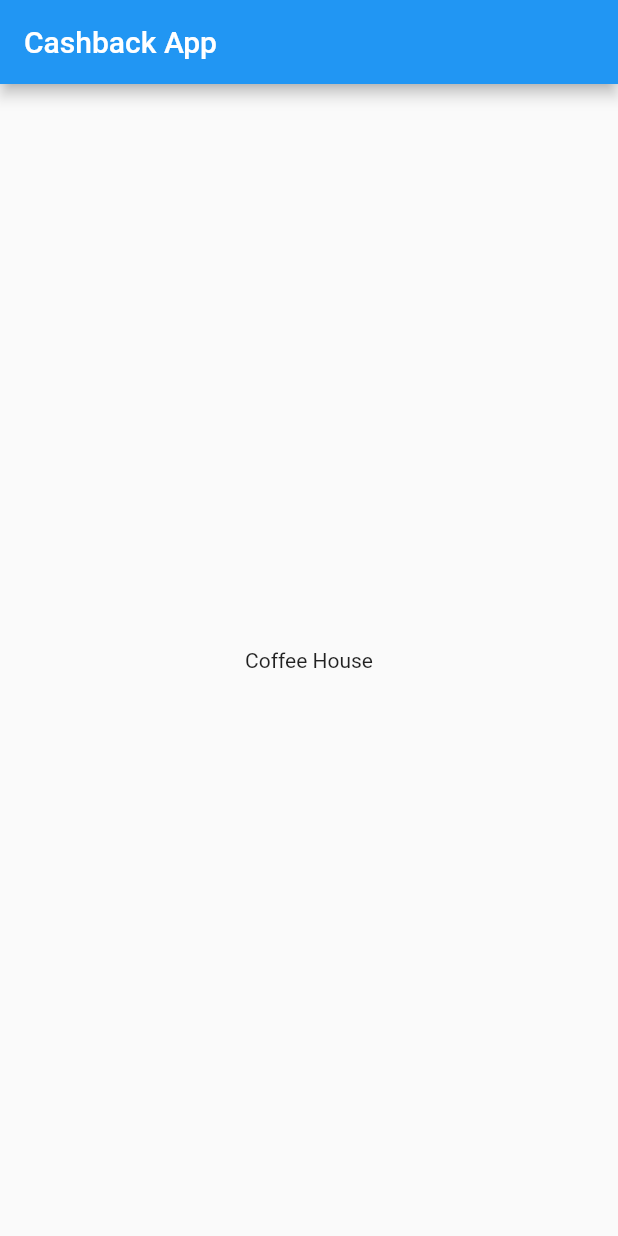
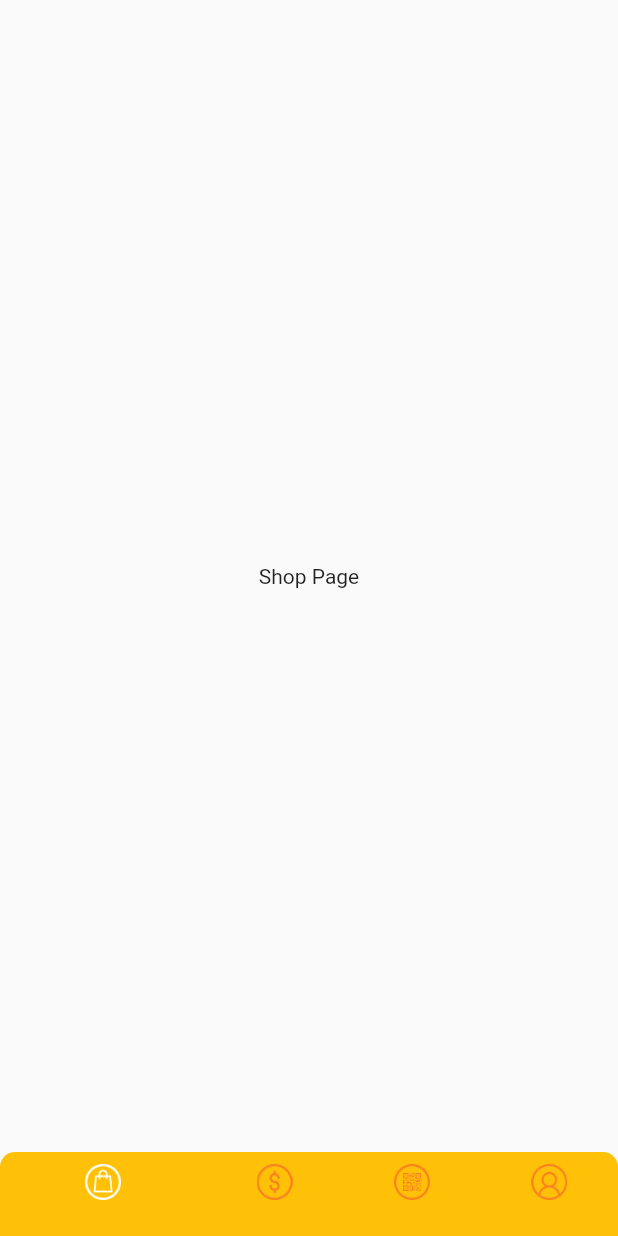
Before and after one commit to 3sss21/-, a Flutter app: the screen it shows after launch, on a phone screen of 412 x 824 dp. Run offline on Flutter 3.47's test engine with Material 2 defaults, Android fonts, the phone set to English and light mode, and no system bars; our stand-ins replace flutter_screenutil.

Commit message:
Third Commit

```diff
--- /dev/null
+++ b/lib/commons/icon_images.dart
@@ -0,0 +1,6 @@
+class IconImages {
+  static String shopIcon = 'assets/images/shop.png';
+  static String balanceIcon = 'assets/images/balance.png';
+  static String qrCodeIcon = 'assets/images/qr-code.png';
+  static String profileIcon = 'assets/images/profile.png';
+}
--- /dev/null
+++ b/lib/global_widgets/bottom_navigation_bar/bottom_navigation_bar_widget.dart
@@ -0,0 +1,96 @@
+import 'package:first_project/commons/icon_images.dart';
+import 'package:first_project/pages/QR_code_page/QR_code_page.dart';
+import 'package:first_project/pages/balance_page/balance_page.dart';
+import 'package:first_project/pages/profile_page/profile_page.dart';
+import 'package:first_project/pages/shop_page/shop_page.dart';
+import 'package:flutter/material.dart';
+
+class BottomNavigationBarWidget extends StatefulWidget {
+  final int currentIndex;
+  const BottomNavigationBarWidget({Key? key, required this.currentIndex})
+      : super(key: key);
+
+  @override
+  State<BottomNavigationBarWidget> createState() =>
+      _BottomNavigationWidgetState();
+}
+
+class _BottomNavigationWidgetState extends State<BottomNavigationBarWidget> {
+  late int _selectedIndex;
+
+  final List<Widget> _widgetOptions = <Widget>[
+    const ShopPage(),
+    const BalancePage(),
+    const QRCodePage(),
+    const ProfilePage(),
+  ];
+
+  void _onItemTapped(int index) {
+    setState(() {
+      _selectedIndex = index;
+    });
+  }
+
+  @override
+  void initState() {
+    _selectedIndex = widget.currentIndex;
+    super.initState();
+  }
+
+  @override
+  Widget build(BuildContext context) {
+    return Scaffold(
+      body: _widgetOptions.elementAt(_selectedIndex),
+      bottomNavigationBar: ClipRRect(
+        borderRadius: const BorderRadius.vertical(top: Radius.circular(10),),
+        child: Theme(
+          data: Theme.of(context).copyWith(
+            canvasColor: Colors.amber,
+          ),
+          child: BottomNavigationBar(
+            showUnselectedLabels: true,
+            // backgroundColor: Colors.amber,
+            selectedItemColor: Colors.white,
+            unselectedItemColor: Colors.red,
+            items: [
+              BottomNavigationBarItem(
+                icon: ImageIcon(
+                  AssetImage(
+                    IconImages.shopIcon,
+                  ),
+                ),
+                label: '',
+              ),
+              BottomNavigationBarItem(
+                icon: ImageIcon(
+                  AssetImage(
+                    IconImages.balanceIcon,
+                  ),
+                ),
+                label: '',
+              ),
+              BottomNavigationBarItem(
+                icon: ImageIcon(
+                  AssetImage(
+                    IconImages.qrCodeIcon,
+                  ),
+                ),
+                label: '',
+              ),
+              BottomNavigationBarItem(
+                icon: ImageIcon(
+                  AssetImage(
+                    IconImages.profileIcon,
+                  ),
+                ),
+                label: '',
+              ),
+            ],
+            currentIndex: _selectedIndex,
+            onTap: _onItemTapped,
+          ),
+        ),
+      ),
+    );
+  }
+}
--- a/lib/main.dart
+++ b/lib/main.dart
@@ -1,4 +1,6 @@
+import 'package:first_project/pages/splash_page/splash_page.dart';
 import 'package:flutter/material.dart';
+import 'package:flutter_screenutil/flutter_screenutil.dart';
 
 void main() {
   runApp(const MyApp());
@@ -7,37 +9,18 @@ void main() {
 class MyApp extends StatelessWidget {
   const MyApp({Key? key}) : super(key: key);
 
-  // This widget is the root of your application.
   @override
   Widget build(BuildContext context) {
-    return MaterialApp(
-      title: 'Flutter Demo',
-      theme: ThemeData(
-        primarySwatch: Colors.blue,
-      ),
-      home: const MyHomePage(title: 'Cashback App'),
+    return ScreenUtilInit(
+      designSize: const Size(375, 812),
+      builder: (context, index) {
+        return MaterialApp(
+          debugShowCheckedModeBanner: false,
+          title: 'Flutter Demo',
+          theme: ThemeData(),
+          home: const SplashPage(),
+        );
+      },
     );
   }
 }
-
-class MyHomePage extends StatefulWidget {
-  const MyHomePage({Key? key, required this.title}) : super(key: key);
-  final String title;
-
-  @override
-  State<MyHomePage> createState() => _MyHomePageState();
-}
-
-class _MyHomePageState extends State<MyHomePage> {
-  @override
-  Widget build(BuildContext context) {
-    return Scaffold(
-      appBar: AppBar(
-        title: Text(widget.title),
-      ),
-      body: const Center(
-        child: Text('Coffee House'),
-      ),
-    );
-  }
-}
--- /dev/null
+++ b/lib/pages/shop_page/shop_page.dart
@@ -0,0 +1,14 @@
+import 'package:flutter/material.dart';
+
+class ShopPage extends StatelessWidget {
+  const ShopPage({Key? key}) : super(key: key);
+
+  @override
+  Widget build(BuildContext context) {
+    return const Scaffold(
+      body: Center(
+        child: Text('Shop Page'),
+      ),
+    );
+  }
+}
--- a/pubspec.yaml
+++ b/pubspec.yaml
@@ -60,9 +60,8 @@ flutter:
   uses-material-design: true
 
   # To add assets to your application, add an assets section, like this:
-  # assets:
-  #   - images/a_dot_burr.jpeg
-  #   - images/a_dot_ham.jpeg
+  assets:
+    - assets/images/
 
   # An image asset can refer to one or more resolution-specific "variants", see
   # https://flutter.dev/assets-and-images/#resolution-aware.
```
Also changed, not shown: lib/pages/QR_code_page/QR_code_page.dart (added, +14 -0 lines), lib/pages/balance_page/balance_page.dart (added, +14 -0 lines), lib/pages/profile_page/profile_page.dart (added, +14 -0 lines), lib/pages/splash_page/splash_page.dart (added, +45 -0 lines), assets/images/balance.png (added), assets/images/profile.png (added), assets/images/qr-code.png (added), assets/images/shop.png (added), assets/images/splash_page.png (added), lib/const/commdans.dart (deleted).
